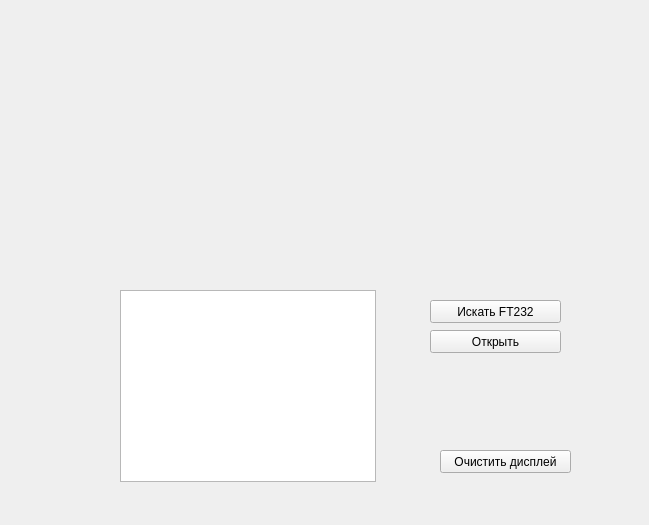
Above: widget.ui from leninec/ft232-simple-qt before the change. Below: the same form after it.
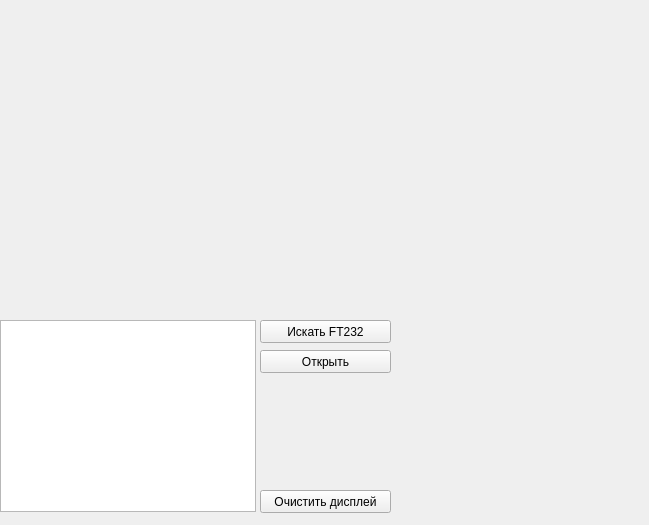
That is the form after the change.

```diff
--- a/widget.ui
+++ b/widget.ui
@@ -16,8 +16,8 @@
   <widget class="QTextBrowser" name="textBrowser">
    <property name="geometry">
     <rect>
-     <x>120</x>
-     <y>290</y>
+     <x>0</x>
+     <y>320</y>
      <width>256</width>
      <height>192</height>
     </rect>
@@ -26,8 +26,8 @@
   <widget class="QPushButton" name="pushButton">
    <property name="geometry">
     <rect>
-     <x>430</x>
-     <y>300</y>
+     <x>260</x>
+     <y>320</y>
      <width>131</width>
      <height>23</height>
     </rect>
@@ -39,8 +39,8 @@
   <widget class="QPushButton" name="pushButton_2">
    <property name="geometry">
     <rect>
-     <x>430</x>
-     <y>330</y>
+     <x>260</x>
+     <y>350</y>
      <width>131</width>
      <height>23</height>
     </rect>
@@ -52,8 +52,8 @@
   <widget class="QPushButton" name="pushButton_3">
    <property name="geometry">
     <rect>
-     <x>440</x>
-     <y>450</y>
+     <x>260</x>
+     <y>490</y>
      <width>131</width>
      <height>23</height>
     </rect>
```
Left out of the diff: 6 changed lines with no effect on the pictures.
